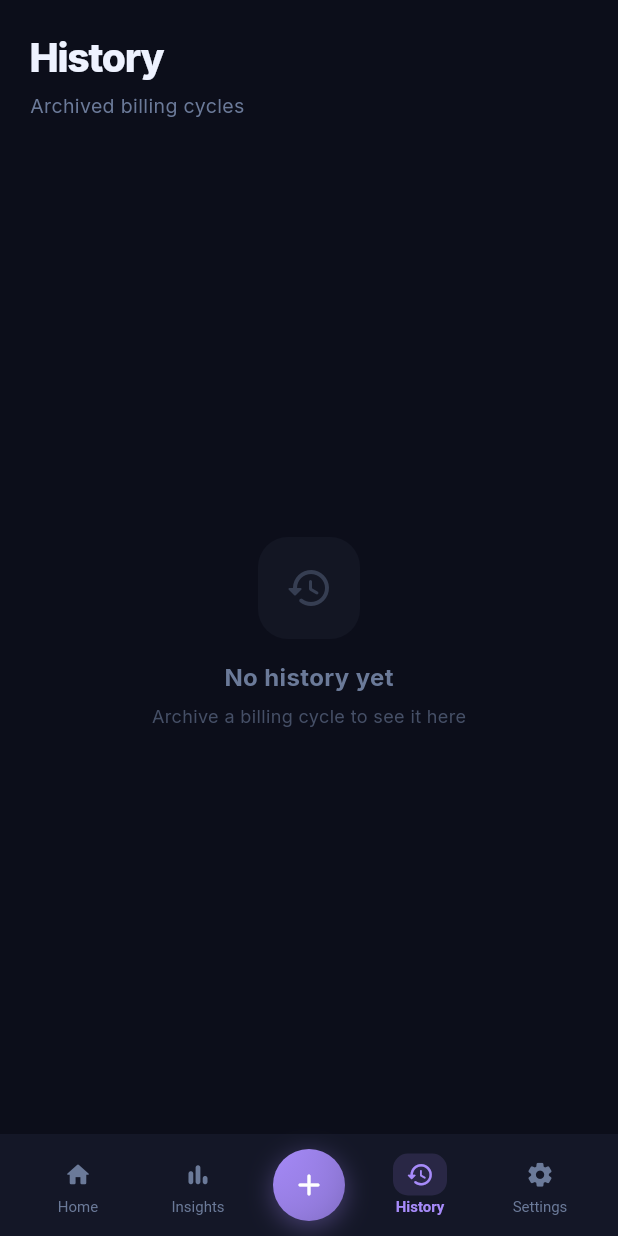
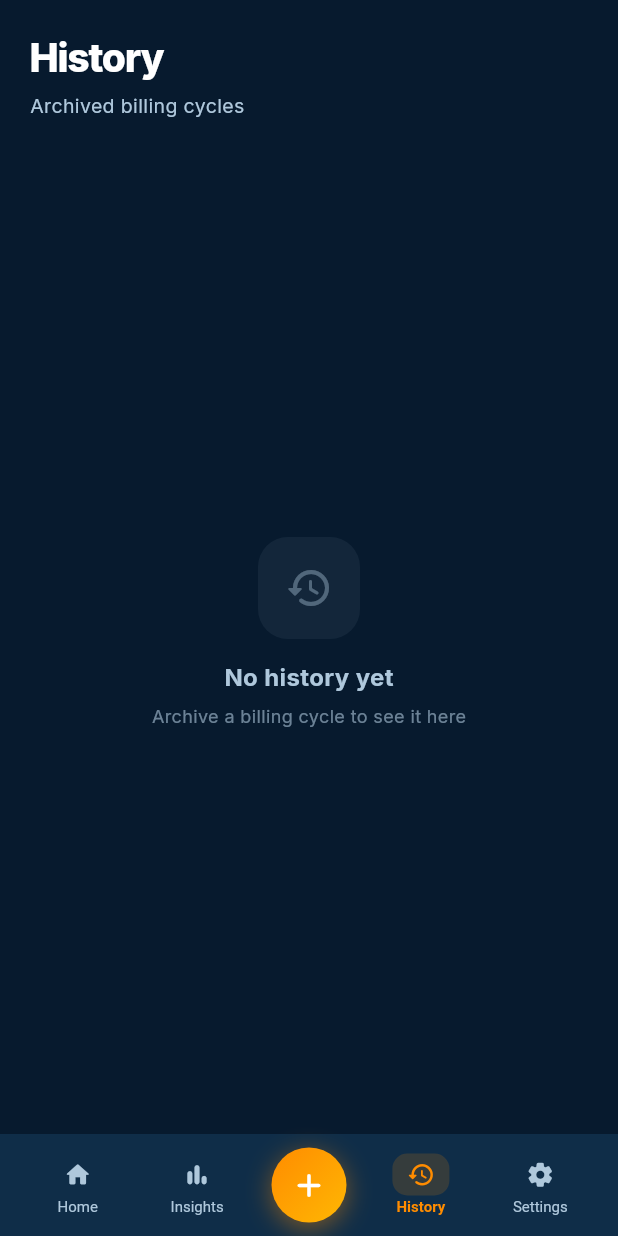
Before and after one commit to Knecrow/Tutracker, a Flutter app: the HistoryScreen screen opened by its route, on a phone screen of 412 x 824 dp. Run offline on Flutter 3.47's test engine with Material 3 defaults, Android fonts, the phone set to English and light mode, and no system bars; our stand-ins replace fl_chart, flutter_riverpod, go_router, google_fonts, hive, hive_flutter; accounts and stored records are empty.

Commit message:
v1.4.1: Enhanced UI contrast, distinct action button colors, 7 student colors, clean launcher icon & single-line popup

```diff
--- a/lib/core/theme/app_theme.dart
+++ b/lib/core/theme/app_theme.dart
@@ -70,7 +70,7 @@ class AppTheme {
         activeTrackColor: AppColors.darkAccent,
         thumbColor: AppColors.darkAccent,
         inactiveTrackColor: AppColors.darkBorder,
-        overlayColor: Color(0x22A78BFA),
+        overlayColor: Color(0x2200D2FF),
       ),
       chipTheme: ChipThemeData(
         backgroundColor: AppColors.darkElevated,
@@ -153,7 +153,7 @@ class AppTheme {
         activeTrackColor: AppColors.lightAccent,
         thumbColor: AppColors.lightAccent,
         inactiveTrackColor: AppColors.lightBorder,
-        overlayColor: Color(0x227C3AED),
+        overlayColor: Color(0x220077B6),
       ),
       chipTheme: ChipThemeData(
         backgroundColor: AppColors.lightElevated,
--- a/lib/core/theme/color_tokens.dart
+++ b/lib/core/theme/color_tokens.dart
@@ -1,54 +1,59 @@
 import 'package:flutter/material.dart';
 
+/// Color tokens extracted directly from the Ocean Cyan & Sunset Orange 3D design theme.
 class AppColors {
   AppColors._();
 
-  // ── Dark Mode ──────────────────────────────────────────────────────────────
-  static const Color darkBackground  = Color(0xFF0C0E1A); // deep navy-black
-  static const Color darkSurface     = Color(0xFF141727); // card surface
-  static const Color darkElevated    = Color(0xFF1C2038); // elevated elements
-  static const Color darkBorder      = Color(0xFF252B45); // subtle border
-  static const Color darkAccent      = Color(0xFFA78BFA); // soft violet (primary)
-  static const Color darkAccentGreen = Color(0xFF34D399); // emerald (money)
-  static const Color darkAccentBlue  = Color(0xFF60A5FA); // blue (info)
-  static const Color darkTextPrimary   = Color(0xFFEEF2FF); // warm white
-  static const Color darkTextSecondary = Color(0xFF6B7A99); // muted
+  // ── Dark Mode (Ocean Blue & Cyan) ──────────────────────────────────────────
+  static const Color darkBackground   = Color(0xFF071A2E); // Deeper ocean navy
+  static const Color darkSurface      = Color(0xFF0F2D48); // Elevated card surface (more contrast)
+  static const Color darkElevated     = Color(0xFF1A4068); // Elevated element surface
+  static const Color darkBorder       = Color(0xFF2A5F8F); // More visible ocean border
+  static const Color darkAccent       = Color(0xFF00D2FF); // Electric cyan blue (Primary)
+  static const Color darkAccentGreen  = Color(0xFFFF8C00); // Sunset orange (Secondary/Money)
+  static const Color darkAccentBlue   = Color(0xFF38BDF8); // Bright sky blue
+  static const Color darkTextPrimary  = Color(0xFFFFFFFF); // Pure white for max clarity
+  static const Color darkTextSecondary= Color(0xFFAFC8DC); // Muted slate (not blue, readable)
 
-  // ── Light Mode ─────────────────────────────────────────────────────────────
-  static const Color lightBackground  = Color(0xFFF4F6FF); // lavender-tinted white
-  static const Color lightSurface     = Color(0xFFFFFFFF); // pure white card
-  static const Color lightElevated    = Color(0xFFEEF0FF);
-  static const Color lightBorder      = Color(0xFFDDE1F5); // soft indigo border
-  static const Color lightAccent      = Color(0xFF7C3AED); // vivid violet
-  static const Color lightAccentGreen = Color(0xFF059669); // emerald
-  static const Color lightAccentBlue  = Color(0xFF2563EB); // blue
-  static const Color lightTextPrimary   = Color(0xFF1A1F3C); // deep navy text
-  static const Color lightTextSecondary = Color(0xFF7580A0);
-  static const Color lightDivider = Color(0xFFE5E8F8);
-  static const Color darkDivider  = Color(0xFF1E2540);
+  // ── Light Mode (High Contrast) ─────────────────────────────────────────────
+  static const Color lightBackground   = Color(0xFFDEEFF8); // Slightly deeper sky tint
+  static const Color lightSurface      = Color(0xFFFFFFFF); // Pure white card surface
+  static const Color lightElevated     = Color(0xFFCDE4F2); // Deeper sky elevated chip
+  static const Color lightBorder       = Color(0xFFABC4D8); // Visible border
+  static const Color lightAccent       = Color(0xFF005F8E); // Deeper ocean for contrast
+  static const Color lightAccentGreen  = Color(0xFFD9620A); // Deeper sunset orange
+  static const Color lightAccentBlue   = Color(0xFF0077A8); // Deeper sky blue
+  static const Color lightTextPrimary  = Color(0xFF041525); // Near-black deep navy text
+  static const Color lightTextSecondary= Color(0xFF3D5A70); // Readable muted slate
+  static const Color lightDivider     = Color(0xFFB8D4E8);
+  static const Color darkDivider      = Color(0xFF1B3F60);
+
+  // ── Gradients ──────────────────────────────────────────────────────────────
+  static const LinearGradient cyanGradient = LinearGradient(
+    colors: [Color(0xFF00D2FF), Color(0xFF0077B6)],
+    begin: Alignment.topLeft,
+    end: Alignment.bottomRight,
+  );
+
+  static const LinearGradient orangeGradient = LinearGradient(
+    colors: [Color(0xFFFF8C00), Color(0xFFFFB703)],
+    begin: Alignment.topLeft,
+    end: Alignment.bottomRight,
+  );
 
   // ── Semantic ───────────────────────────────────────────────────────────────
-  static const Color success  = Color(0xFF34D399);
-  static const Color warning  = Color(0xFFFBBF24);
-  static const Color error    = Color(0xFFF87171);
+  static const Color success  = Color(0xFF10B981);
+  static const Color warning  = Color(0xFFF59E0B);
+  static const Color error    = Color(0xFFEF4444);
 
-  // ── Avatar Palette ─────────────────────────────────────────────────────────
+  // ── 7 Exact Requested Student Palette Colors ──────────────────────────────
   static const List<Color> avatarPalette = [
-    Color(0xFFA78BFA), // Violet
-    Color(0xFF34D399), // Emerald
-    Color(0xFF60A5FA), // Blue
-    Color(0xFFFBBF24), // Amber
-    Color(0xFFF472B6), // Pink
-    Color(0xFF2DD4BF), // Teal
-    Color(0xFFFB923C), // Orange
-    Color(0xFF818CF8), // Indigo
-    Color(0xFF4ADE80), // Green
-    Color(0xFFE879F9), // Fuchsia
-    Color(0xFF38BDF8), // Sky
-    Color(0xFFF87171), // Red
+    Color(0xFFEF4444), // Red
+    Color(0xFFF59E0B), // Yellow
     Color(0xFF84CC16), // Lime
-    Color(0xFF94A3B8), // Slate
-    Color(0xFFD946EF), // Magenta
-    Color(0xFFA3E635), // Yellow-Green
+    Color(0xFFEC4899), // Pink
+    Color(0xFF8B5CF6), // Violet
+    Color(0xFFA855F7), // Purple
+    Color(0xFF14B8A6), // Teal
   ];
 }
--- a/lib/presentation/screens/settings/settings_screen.dart
+++ b/lib/presentation/screens/settings/settings_screen.dart
@@ -200,7 +200,7 @@ class _ConfirmResetDialog extends ConsumerWidget {
   Widget build(BuildContext context, WidgetRef ref) {
     return AlertDialog(
       backgroundColor: context.surface,
-      shape: RoundedRectangleBorder(borderRadius: BorderRadius.circular(20), side: BorderSide(color: context.borderColor)),
+      shape: RoundedRectangleBorder(borderRadius: BorderRadius.circular(20), side: BorderSide.none),
       title: Row(children: [
         const Icon(Icons.warning_amber_rounded, color: AppColors.error, size: 22),
         const SizedBox(width: 8),
--- a/lib/presentation/widgets/delete_student_dialog.dart
+++ b/lib/presentation/widgets/delete_student_dialog.dart
@@ -35,7 +35,6 @@ class DeleteStudentDialog extends ConsumerWidget {
                 ? const Color(0xFF131929)
                 : const Color(0xFFF0F4F8)).withValues(alpha: 0.75),
             borderRadius: BorderRadius.circular(AppConstants.radiusXL),
-            border: Border.all(color: context.borderColor),
           ),
           child: Column(
             mainAxisSize: MainAxisSize.min,
@@ -75,7 +74,8 @@ class DeleteStudentDialog extends ConsumerWidget {
                     child: OutlinedButton(
                       onPressed: () => Navigator.of(context).pop(),
                       style: OutlinedButton.styleFrom(
-                        side: BorderSide(color: context.borderColor),
+                        side: BorderSide.none,
+                        backgroundColor: context.elevated,
                         minimumSize: const Size(0, 48),
                         shape: RoundedRectangleBorder(
                           borderRadius: BorderRadius.circular(AppConstants.radiusMD),
--- a/lib/presentation/widgets/floating_nav_sheet.dart
+++ b/lib/presentation/widgets/floating_nav_sheet.dart
@@ -61,7 +61,7 @@ class _FloatingNavBar extends StatelessWidget {
   @override
   Widget build(BuildContext context) {
     final isDark = context.isDark;
-    final accent = context.accent;
+    const orangeAccent = Color(0xFFFF8C00); // Warm Sunset Orange
     final navBg = isDark ? AppColors.darkSurface : AppColors.lightSurface;
     final bottomPad = MediaQuery.of(context).padding.bottom;
 
@@ -78,24 +78,24 @@ class _FloatingNavBar extends StatelessWidget {
           _NavItem(icon: AppShell._icons[0], label: AppShell._labels[0], selected: selectedIndex == 0, onTap: () => onTap(0)),
           _NavItem(icon: AppShell._icons[1], label: AppShell._labels[1], selected: selectedIndex == 1, onTap: () => onTap(1)),
 
-          // ── Centre FAB ──────────────────────────────────────────────────
+          // ── Centre FAB (Warm Sunset Orange) ──────────────────────────────
           GestureDetector(
             onTap: onAdd,
             child: Container(
-              width: 48,
-              height: 48,
+              width: 50,
+              height: 50,
               decoration: BoxDecoration(
                 shape: BoxShape.circle,
-                gradient: LinearGradient(
-                  colors: [accent, accent.withValues(alpha: 0.7)],
-                  begin: Alignment.topLeft,
-                  end: Alignment.bottomRight,
-                ),
-                boxShadow: isDark
-                    ? [BoxShadow(color: accent.withValues(alpha: 0.35), blurRadius: 14, offset: const Offset(0, 4))]
-                    : [BoxShadow(color: accent.withValues(alpha: 0.2), blurRadius: 10, offset: const Offset(0, 4))],
+                gradient: AppColors.orangeGradient,
+                boxShadow: [
+                  BoxShadow(
+                    color: orangeAccent.withValues(alpha: isDark ? 0.45 : 0.3),
+                    blurRadius: 14,
+                    offset: const Offset(0, 4),
+                  ),
+                ],
               ),
-              child: const Icon(Icons.add_rounded, color: Colors.white, size: 24),
+              child: const Icon(Icons.add_rounded, color: Colors.white, size: 26),
             ),
           ),
 
@@ -116,7 +116,8 @@ class _NavItem extends StatelessWidget {
 
   @override
   Widget build(BuildContext context) {
-    final accent = context.accent;
+    const orangeAccent = Color(0xFFFF8C00); // Warm Sunset Orange active highlight
+
     return GestureDetector(
       onTap: onTap,
       behavior: HitTestBehavior.opaque,
@@ -128,13 +129,13 @@ class _NavItem extends StatelessWidget {
             AnimatedContainer(
               duration: const Duration(milliseconds: 200),
               curve: Curves.easeOut,
-              width: 36,
+              width: 38,
               height: 28,
               decoration: BoxDecoration(
-                color: selected ? accent.withValues(alpha: 0.14) : Colors.transparent,
+                color: selected ? orangeAccent.withValues(alpha: 0.16) : Colors.transparent,
                 borderRadius: BorderRadius.circular(10),
               ),
-              child: Icon(icon, size: 19, color: selected ? accent : context.secondaryText),
+              child: Icon(icon, size: 19, color: selected ? orangeAccent : context.secondaryText),
             ),
             const SizedBox(height: 2),
             AnimatedDefaultTextStyle(
@@ -142,7 +143,7 @@ class _NavItem extends StatelessWidget {
               style: TextStyle(
                 fontSize: 10,
                 fontWeight: selected ? FontWeight.w700 : FontWeight.w400,
-                color: selected ? accent : context.secondaryText,
+                color: selected ? orangeAccent : context.secondaryText,
               ),
               child: Text(label),
             ),
--- a/pubspec.yaml
+++ b/pubspec.yaml
@@ -1,7 +1,7 @@
 name: Tutracker
 description: "A premium native mobile Tuition Tracker app."
 publish_to: 'none'
-version: 1.0.0+1
+version: 1.4.0+5
 
 environment:
   sdk: '>=3.3.0 <4.0.0'
```
Also changed, not shown: lib/presentation/providers/settings_provider.dart (+12 -5 lines), lib/presentation/screens/home/home_screen.dart (+106 -86 lines), lib/presentation/widgets/cycle_rollover_dialog.dart (+6 -3 lines), lib/presentation/widgets/glass_card.dart (+17 -3 lines), 10 other files.
